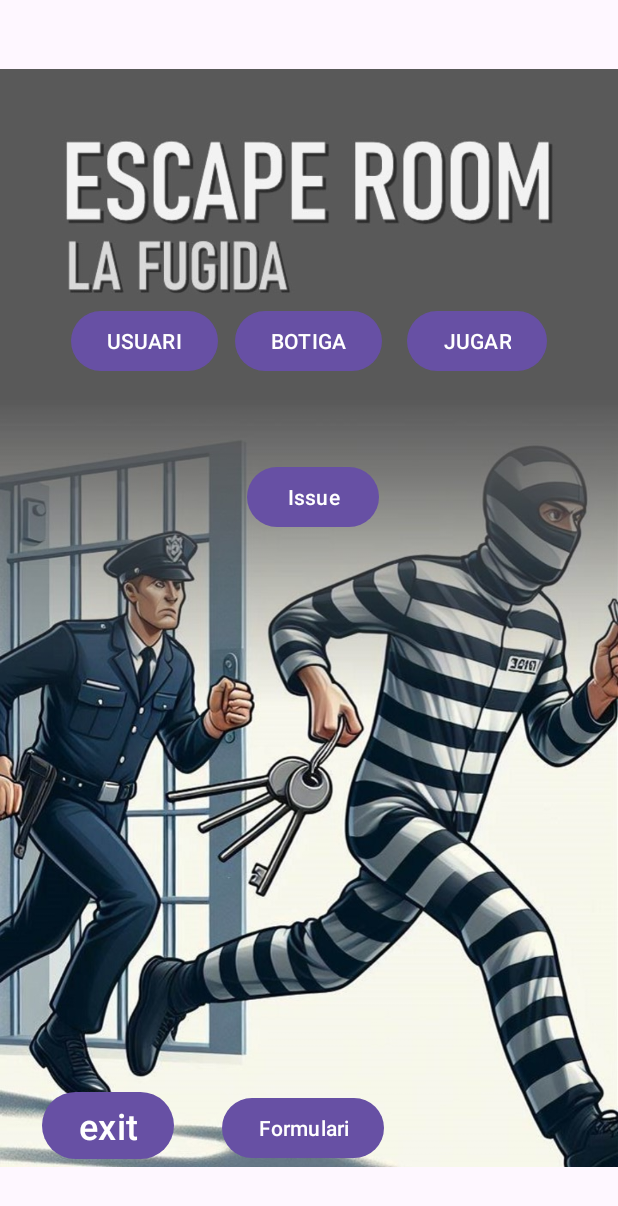
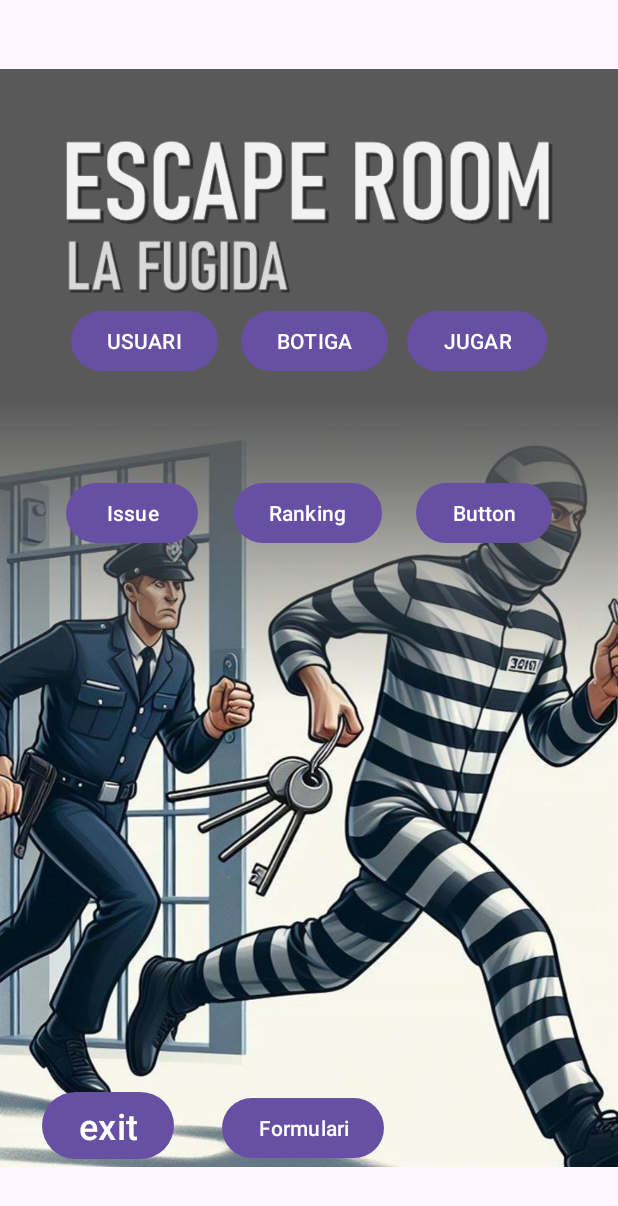
Before and after one commit to carlaaotero/Android_DSA, an Android app: the PrincipalActivity screen opened directly, with no data from a screen before it, on a phone screen of 412 x 824 dp. Shown: the top 1206 px of the screen. Run offline under Robolectric (Android 15) with nearby library versions, the phone set to English and light mode, and no system bars.

Commit message:
Onzena versió

```diff
--- a/app/build.gradle.kts
+++ b/app/build.gradle.kts
@@ -52,6 +52,8 @@ dependencies {
     implementation ("com.squareup.picasso:picasso:2.71828")// Per fer servir Picasso per les imatges de la Botiga
 // Junit
     testImplementation("org.junit.jupiter:junit-jupiter-api:5.0.0")
+    implementation ("androidx.recyclerview:recyclerview:1.2.1")
+    implementation ("androidx.constraintlayout:constraintlayout:2.0.4")
     //testRuntime("org.junit.jupiter:junit-jupiter-engine:5.0.0")
 // to run JUnit 3/4 tests:
     testImplementation("junit:junit:4.12")
--- a/app/src/main/java/com/example/client_dsa/API.java
+++ b/app/src/main/java/com/example/client_dsa/API.java
@@ -1,6 +1,9 @@
 package com.example.client_dsa;
 
 import com.example.client_dsa.Classes.*;
+
+import java.util.List;
+
 import retrofit2.Call;
 import retrofit2.http.Body;
 import retrofit2.http.GET;
@@ -39,4 +42,7 @@ public interface API {
     //Per auntenticar l'usuari
     // @GET("/user")
     //Call<Usuari> getUserDetails(@Header("Authorization") String credentials);
+
+    @GET("/usuaris/ranking")
+    Call<List<Usuari>> getRanking();
 }
--- a/app/src/main/java/com/example/client_dsa/Classes/Formulari.java
+++ b/app/src/main/java/com/example/client_dsa/Classes/Formulari.java
@@ -1,11 +1,11 @@
 package com.example.client_dsa.Classes;
 
 public class Formulari {
+    String id;
     String data;
     String title;
     String message;
     String sender;
-    String id;
 
     public Formulari (){}
     public Formulari(String data, String title, String message, String sender){
@@ -14,6 +14,8 @@ public class Formulari {
         this.message = message;
         this.sender = sender;
     }
+    public String getId() {return this.id;}
+    public void setId(String id) {this.id=id;}
     public String getData() {
         return this.data;
     }
--- a/app/src/main/java/com/example/client_dsa/Classes/Motxilla.java
+++ b/app/src/main/java/com/example/client_dsa/Classes/Motxilla.java
@@ -8,7 +8,8 @@ public class Motxilla {
     public Motxilla(){
     }
 
-    public Motxilla(String idUsuari, String idItem){
+    public Motxilla(String id, String idUsuari, String idItem){
+        this.id=id;
         this.idUsuari=idUsuari;
         this.idItem=idItem;
     }
--- a/app/src/main/java/com/example/client_dsa/Classes/Sala.java
+++ b/app/src/main/java/com/example/client_dsa/Classes/Sala.java
@@ -17,11 +17,13 @@ public class Sala {
     public void setId(String id){
         this.id = id;
     }
-
     public int getNumeroSala(){
         return numeroSala;
     }
     public void setNumeroSala(int numeroSala){
         this.numeroSala = numeroSala;
     }
+    public boolean isEstatPorta() {return estatPorta;}
+    public void setEstatPorta(boolean estatPorta) {this.estatPorta = estatPorta;}
+
 }
--- a/app/src/main/java/com/example/client_dsa/MainActivity.java
+++ b/app/src/main/java/com/example/client_dsa/MainActivity.java
@@ -48,8 +48,7 @@ public class MainActivity extends AppCompatActivity {
                 }
             });
 
-            Button btnOpenFaq = findViewById(R.id.btnOpenFaq);
-
+            /*Button btnOpenFaq = findViewById(R.id.faq);
             // Configurar el listener del botón para abrir FaqActivity
             btnOpenFaq.setOnClickListener(new View.OnClickListener() {
                 @Override
@@ -57,7 +56,7 @@ public class MainActivity extends AppCompatActivity {
                     Intent intent = new Intent(MainActivity.this, FaqActivity.class);
                     startActivity(intent);
                 }
-            });
+            });*/
         }
     }
 
--- a/app/src/main/java/com/example/client_dsa/PrincipalActivity.java
+++ b/app/src/main/java/com/example/client_dsa/PrincipalActivity.java
@@ -12,6 +12,7 @@ import androidx.appcompat.app.AppCompatActivity;
 public class PrincipalActivity extends AppCompatActivity {
     @Override
     protected void onCreate(Bundle savedInstanceState) {
+
         super.onCreate(savedInstanceState);
         setContentView(R.layout.activity_principal);
 
@@ -20,7 +21,7 @@ public class PrincipalActivity extends AppCompatActivity {
         Button jugar = findViewById(R.id.jugar);
         Button issue = findViewById(R.id.Issue);
         Button formulari = findViewById(R.id.formulari);
-
+        Button ranking = findViewById(R.id.Ranking);
 
         botiga.setOnClickListener(new View.OnClickListener() {
             @Override
@@ -40,6 +41,13 @@ public class PrincipalActivity extends AppCompatActivity {
             @Override
             public void onClick(View view) {
                 Intent intent = new Intent(PrincipalActivity.this, FormulariActivity.class);
+                startActivity(intent);
+            }
+        });
+        ranking.setOnClickListener(new View.OnClickListener() {
+            @Override
+            public void onClick(View view) {
+                Intent intent = new Intent(PrincipalActivity.this, RankingActivity.class);
                 startActivity(intent);
             }
         });
@@ -70,6 +78,11 @@ public class PrincipalActivity extends AppCompatActivity {
         Intent intent = new Intent(PrincipalActivity.this, FormulariActivity.class);
         startActivity(intent);
     }
+    public void anarRanking(View view)
+    {
+        Intent intent = new Intent(PrincipalActivity.this, RankingActivity.class);
+        startActivity(intent);
+    }
 
 
 }
--- a/app/src/main/res/layout/activity_principal.xml
+++ b/app/src/main/res/layout/activity_principal.xml
@@ -11,10 +11,10 @@
         android:layout_height="wrap_content"
         app:layout_constraintBottom_toBottomOf="parent"
         app:layout_constraintEnd_toEndOf="parent"
-        app:layout_constraintHorizontal_bias="1.0"
+        app:layout_constraintHorizontal_bias="0.0"
         app:layout_constraintStart_toStartOf="parent"
         app:layout_constraintTop_toTopOf="parent"
-        app:layout_constraintVertical_bias="1.0"
+        app:layout_constraintVertical_bias="0.0"
         app:srcCompat="@drawable/portada" />
 
     <Button
@@ -38,7 +38,7 @@
         android:text="BOTIGA"
         app:layout_constraintBottom_toBottomOf="@+id/portada1"
         app:layout_constraintEnd_toEndOf="parent"
-        app:layout_constraintHorizontal_bias="0.498"
+        app:layout_constraintHorizontal_bias="0.511"
         app:layout_constraintStart_toStartOf="parent"
         app:layout_constraintTop_toTopOf="parent"
         app:layout_constraintVertical_bias="0.262" />
@@ -59,14 +59,13 @@
         android:id="@+id/Issue"
         android:layout_width="wrap_content"
         android:layout_height="wrap_content"
+        android:layout_marginStart="44dp"
         android:onClick="anarIssue"
         android:text="Issue"
         app:layout_constraintBottom_toBottomOf="parent"
-        app:layout_constraintEnd_toEndOf="parent"
-        app:layout_constraintHorizontal_bias="0.509"
         app:layout_constraintStart_toStartOf="parent"
-        app:layout_constraintTop_toTopOf="@+id/portada1"
-        app:layout_constraintVertical_bias="0.396" />
+        app:layout_constraintTop_toBottomOf="@+id/Usuari"
+        app:layout_constraintVertical_bias="0.127" />
 
     <Button
         android:id="@+id/enrere2"
@@ -93,4 +92,26 @@
         app:layout_constraintStart_toStartOf="@+id/portada1"
         app:layout_constraintTop_toTopOf="parent"
         app:layout_constraintVertical_bias="0.938" />
+
+    <Button
+        android:id="@+id/Ranking"
+        android:layout_width="wrap_content"
+        android:layout_height="wrap_content"
+        android:text="Ranking"
+        app:layout_constraintBottom_toBottomOf="@+id/portada1"
+        app:layout_constraintEnd_toStartOf="@+id/faq"
+        app:layout_constraintStart_toEndOf="@+id/Issue"
+        app:layout_constraintTop_toBottomOf="@+id/Botiga"
+        app:layout_constraintVertical_bias="0.127" />
+
+    <Button
+        android:id="@+id/faq"
+        android:layout_width="wrap_content"
+        android:layout_height="wrap_content"
+        android:layout_marginEnd="44dp"
+        android:text="Button"
+        app:layout_constraintBottom_toBottomOf="parent"
+        app:layout_constraintEnd_toEndOf="parent"
+        app:layout_constraintTop_toBottomOf="@+id/jugar"
+        app:layout_constraintVertical_bias="0.127" />
 </androidx.constraintlayout.widget.ConstraintLayout>
```
Also changed, not shown: app/src/main/java/com/example/client_dsa/Classes/Faq.java (+8 -1 lines), app/src/main/java/com/example/client_dsa/Classes/Partida.java (+33 -1 lines), app/src/main/java/com/example/client_dsa/Classes/Usuari.java (+7 -5 lines), app/src/main/java/com/example/client_dsa/RankingActivity.java (added, +68 -0 lines), app/src/main/java/com/example/client_dsa/UsuariAdap.java (added, +59 -0 lines), app/src/main/res/layout/activity_ranking.xml (added, +16 -0 lines), app/src/main/res/layout/ranking.xml (added, +45 -0 lines).
